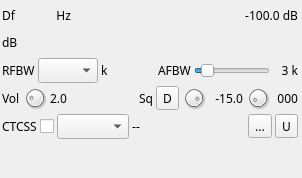
First picture: the form in plugins/channelrx/demodnfm/nfmdemodgui.ui, repository f4exb/sdrangel, before the edit.
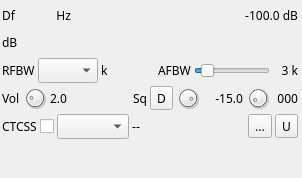
Second picture: the form after the edit. Icons and pictures are not drawn. Custom widgets are drawn as their Qt base class.

Commit message: NFM demod: fixed squelch display

Diff of the .ui file:
```diff
--- a/plugins/channelrx/demodnfm/nfmdemodgui.ui
+++ b/plugins/channelrx/demodnfm/nfmdemodgui.ui
@@ -448,7 +448,7 @@
        <widget class="QLabel" name="squelchText">
         <property name="minimumSize">
          <size>
-          <width>34</width>
+          <width>40</width>
           <height>0</height>
          </size>
         </property>
```
The commit also changes 1 other file.
